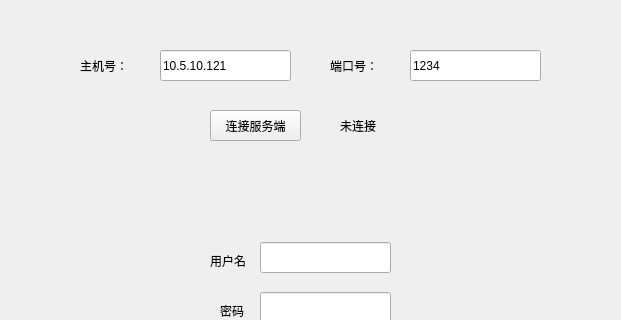
Qt form mainwindow.ui (VisionsBeacon/-) before a commit; both pictures show x 110 to 731 and y 0 to 320 of the 891 by 706 pixel window.
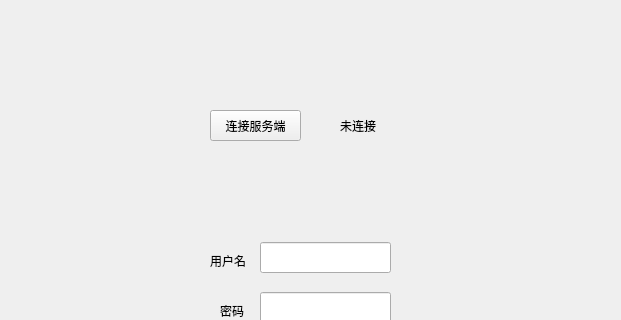
The same form after that commit.

Commit message: fix：对账号密码进行判空

The edit to the form file:
```diff
--- a/mainwindow.ui
+++ b/mainwindow.ui
@@ -128,45 +128,6 @@
        <string>连接服务端</string>
       </property>
      </widget>
-     <widget class="QLabel" name="label_2">
-      <property name="geometry">
-       <rect>
-        <x>190</x>
-        <y>50</y>
-        <width>71</width>
-        <height>31</height>
-       </rect>
-      </property>
-      <property name="text">
-       <string>主机号：</string>
-      </property>
-     </widget>
-     <widget class="QLabel" name="label">
-      <property name="geometry">
-       <rect>
-        <x>440</x>
-        <y>50</y>
-        <width>71</width>
-        <height>31</height>
-       </rect>
-      </property>
-      <property name="text">
-       <string>端口号：</string>
-      </property>
-     </widget>
-     <widget class="QLineEdit" name="editPort">
-      <property name="geometry">
-       <rect>
-        <x>520</x>
-        <y>50</y>
-        <width>131</width>
-        <height>31</height>
-       </rect>
-      </property>
-      <property name="text">
-       <string>1234</string>
-      </property>
-     </widget>
      <widget class="QLabel" name="labConnect">
       <property name="geometry">
        <rect>
@@ -180,19 +141,6 @@
        <string>未连接</string>
       </property>
      </widget>
-     <widget class="QLineEdit" name="editAddress">
-      <property name="geometry">
-       <rect>
-        <x>270</x>
-        <y>50</y>
-        <width>131</width>
-        <height>31</height>
-       </rect>
-      </property>
-      <property name="text">
-       <string>10.5.10.121</string>
-      </property>
-     </widget>
     </widget>
     <widget class="QWidget" name="page_2">
      <widget class="QTextEdit" name="editReceivedMessage">
```
The commit also changes 2 other files.
